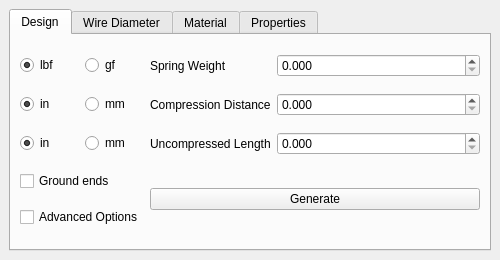
Old version of the form ui/ui_MainWindow.ui in the repository Unsweeticetea/Spring-Bender.
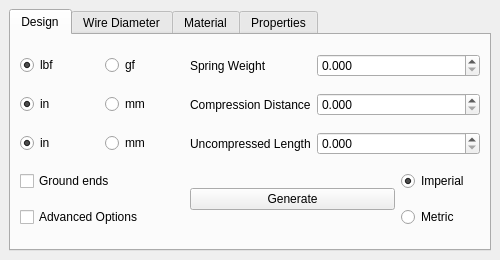
New version of the form. The open tabs and pages were chosen to show the change.

```diff
--- a/ui/ui_MainWindow.ui
+++ b/ui/ui_MainWindow.ui
@@ -81,13 +81,26 @@
           </property>
          </widget>
         </item>
-        <item row="3" column="2" rowspan="2" colspan="2">
+        <item row="3" column="3" rowspan="2" colspan="2">
          <widget class="QPushButton" name="btn_Generate">
           <property name="text">
            <string>Generate</string>
           </property>
          </widget>
         </item>
+        <item row="2" column="3">
+         <widget class="QLabel" name="label_L">
+          <property name="sizePolicy">
+           <sizepolicy hsizetype="Minimum" vsizetype="Preferred">
+            <horstretch>0</horstretch>
+            <verstretch>0</verstretch>
+           </sizepolicy>
+          </property>
+          <property name="text">
+           <string>Uncompressed Length</string>
+          </property>
+         </widget>
+        </item>
         <item row="4" column="0" colspan="2">
          <widget class="QCheckBox" name="chk_advanced">
           <property name="toolTip">
@@ -99,45 +112,6 @@
          </widget>
         </item>
         <item row="1" column="3">
-         <widget class="QDoubleSpinBox" name="sb_Y">
-          <property name="decimals">
-           <number>3</number>
-          </property>
-          <property name="maximum">
-           <double>999.990000000000009</double>
-          </property>
-          <property name="singleStep">
-           <double>0.100000000000000</double>
-          </property>
-         </widget>
-        </item>
-        <item row="2" column="3">
-         <widget class="QDoubleSpinBox" name="sb_L">
-          <property name="decimals">
-           <number>3</number>
-          </property>
-          <property name="maximum">
-           <double>999.990000000000009</double>
-          </property>
-          <property name="singleStep">
-           <double>0.100000000000000</double>
-          </property>
-         </widget>
-        </item>
-        <item row="2" column="2">
-         <widget class="QLabel" name="label_L">
-          <property name="sizePolicy">
-           <sizepolicy hsizetype="Minimum" vsizetype="Preferred">
-            <horstretch>0</horstretch>
-            <verstretch>0</verstretch>
-           </sizepolicy>
-          </property>
-          <property name="text">
-           <string>Uncompressed Length</string>
-          </property>
-         </widget>
-        </item>
-        <item row="1" column="2">
          <widget class="QLabel" name="label_Y">
           <property name="sizePolicy">
            <sizepolicy hsizetype="Minimum" vsizetype="Preferred">
@@ -163,6 +137,19 @@
           </attribute>
          </widget>
         </item>
+        <item row="0" column="3">
+         <widget class="QLabel" name="label_F">
+          <property name="sizePolicy">
+           <sizepolicy hsizetype="Minimum" vsizetype="Preferred">
+            <horstretch>0</horstretch>
+            <verstretch>0</verstretch>
+           </sizepolicy>
+          </property>
+          <property name="text">
+           <string>Spring Weight</string>
+          </property>
+         </widget>
+        </item>
         <item row="1" column="1">
          <widget class="QRadioButton" name="rd_Y_mm">
           <property name="text">
@@ -193,38 +180,6 @@
           </attribute>
          </widget>
         </item>
-        <item row="0" column="2">
-         <widget class="QLabel" name="label_F">
-          <property name="sizePolicy">
-           <sizepolicy hsizetype="Minimum" vsizetype="Preferred">
-            <horstretch>0</horstretch>
-            <verstretch>0</verstretch>
-           </sizepolicy>
-          </property>
-          <property name="text">
-           <string>Spring Weight</string>
-          </property>
-         </widget>
-        </item>
-        <item row="0" column="3">
-         <widget class="QDoubleSpinBox" name="sb_F">
-          <property name="sizePolicy">
-           <sizepolicy hsizetype="MinimumExpanding" vsizetype="Fixed">
-            <horstretch>0</horstretch>
-            <verstretch>0</verstretch>
-           </sizepolicy>
-          </property>
-          <property name="decimals">
-           <number>3</number>
-          </property>
-          <property name="maximum">
-           <double>999.990000000000009</double>
-          </property>
-          <property name="singleStep">
-           <double>0.100000000000000</double>
-          </property>
-         </widget>
-        </item>
         <item row="1" column="0">
          <widget class="QRadioButton" name="rd_Y_inch">
           <property name="text">
@@ -238,6 +193,74 @@
           </attribute>
          </widget>
         </item>
+        <item row="3" column="5">
+         <widget class="QRadioButton" name="rd_O_Imperial">
+          <property name="text">
+           <string>Imperial</string>
+          </property>
+          <property name="checked">
+           <bool>true</bool>
+          </property>
+          <attribute name="buttonGroup">
+           <string notr="true">unitO</string>
+          </attribute>
+         </widget>
+        </item>
+        <item row="4" column="5">
+         <widget class="QRadioButton" name="rd_O_Metric">
+          <property name="text">
+           <string>Metric</string>
+          </property>
+          <attribute name="buttonGroup">
+           <string notr="true">unitO</string>
+          </attribute>
+         </widget>
+        </item>
+        <item row="2" column="4" colspan="2">
+         <widget class="QDoubleSpinBox" name="sb_L">
+          <property name="decimals">
+           <number>3</number>
+          </property>
+          <property name="maximum">
+           <double>999.990000000000009</double>
+          </property>
+          <property name="singleStep">
+           <double>0.100000000000000</double>
+          </property>
+         </widget>
+        </item>
+        <item row="1" column="4" colspan="2">
+         <widget class="QDoubleSpinBox" name="sb_Y">
+          <property name="decimals">
+           <number>3</number>
+          </property>
+          <property name="maximum">
+           <double>999.990000000000009</double>
+          </property>
+          <property name="singleStep">
+           <double>0.100000000000000</double>
+          </property>
+         </widget>
+        </item>
+        <item row="0" column="4" colspan="2">
+         <widget class="QDoubleSpinBox" name="sb_F">
+          <property name="sizePolicy">
+           <sizepolicy hsizetype="MinimumExpanding" vsizetype="Fixed">
+            <horstretch>0</horstretch>
+            <verstretch>0</verstretch>
+           </sizepolicy>
+          </property>
+          <property name="decimals">
+           <number>3</number>
+          </property>
+          <property name="maximum">
+           <double>999.990000000000009</double>
+          </property>
+          <property name="singleStep">
+           <double>0.100000000000000</double>
+          </property>
+         </widget>
+        </item>
        </layout>
       </widget>
       <widget class="QWidget" name="tab_Diameter">
```
Left out of the diff: 67 changed lines with no effect on the pictures.
